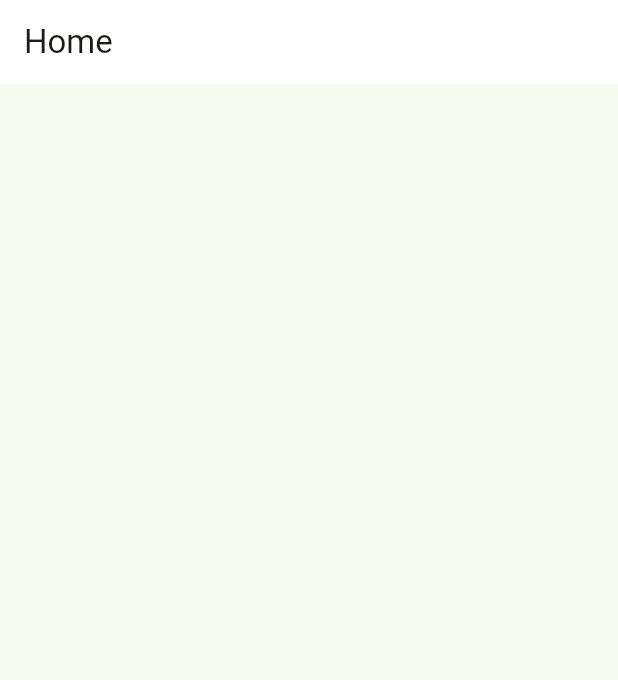
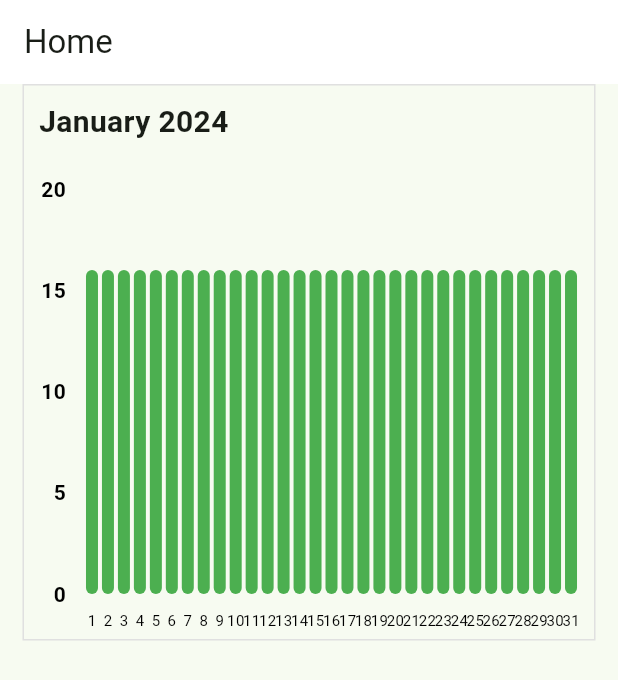
Before and after one commit to anmol-me/meter_goreader, a Flutter app: the screen it shows after launch, on a phone screen of 412 x 824 dp. Shown: the top 680 px of the screen. Run offline on Flutter 3.47's test engine with Material 3 defaults, Android fonts, the light colour scheme and no system bars; drawn by our look-alikes of fl_chart; our stand-ins replace flutter_riverpod, go_router.

Commit message:
Add chart to home screen

```diff
--- a/lib/features/home/screens/home_screen.dart
+++ b/lib/features/home/screens/home_screen.dart
@@ -1,4 +1,7 @@
+import 'dart:math';
+
 import 'package:flutter/material.dart';
+import 'package:fl_chart/fl_chart.dart';
 
 class HomeScreen extends StatelessWidget {
   const HomeScreen({super.key});
@@ -8,7 +11,194 @@ class HomeScreen extends StatelessWidget {
     return Scaffold(
       appBar: AppBar(
         title: const Text('Home'),
+        actions: [],
+      ),
+      body: Column(
+        children: [
+          Center(
+            child: Container(
+              margin: const EdgeInsets.symmetric(horizontal: 15),
+              decoration: BoxDecoration(
+                border: Border.all(color: Colors.grey.shade300),
+              ),
+              child: Column(
+                crossAxisAlignment: CrossAxisAlignment.start,
+                children: [
+                  Container(
+                    margin:
+                        const EdgeInsets.only(left: 10, top: 10, bottom: 10),
+                    child: const Text(
+                      'January 2024',
+                      style:
+                          TextStyle(fontWeight: FontWeight.bold, fontSize: 20),
+                    ),
+                  ),
+                  const SizedBox(height: 20),
+                  Container(
+                    margin: const EdgeInsets.symmetric(horizontal: 10),
+                    width: double.infinity,
+                    height: 300,
+                    child: BarChart(
+                      BarChartData(
+                        barTouchData: barTouchData,
+                        titlesData: titlesData,
+                        borderData: borderData,
+                        barGroups: barGroups,
+                        gridData: const FlGridData(show: false),
+                        alignment: BarChartAlignment.spaceAround,
+                        maxY: 20,
+                      ),
+                    ),
+                  ),
+                ],
+              ),
+            ),
+          ),
+        ],
       ),
     );
   }
 }
+
+BarTouchData get barTouchData => BarTouchData(
+      enabled: false,
+      touchTooltipData: BarTouchTooltipData(
+        tooltipBgColor: Colors.transparent,
+        tooltipPadding: EdgeInsets.zero,
+        tooltipMargin: 8,
+        getTooltipItem: (
+          BarChartGroupData group,
+          int groupIndex,
+          BarChartRodData rod,
+          int rodIndex,
+        ) {
+          return BarTooltipItem(
+            rod.toY.round().toString(),
+            const TextStyle(
+              color: Colors.transparent,
+              fontWeight: FontWeight.bold,
+            ),
+          );
+        },
+      ),
+    );
+
+Widget getXTitles(double val, TitleMeta meta) {
+  final value = val.toInt() + 1;
+
+  const style = TextStyle(
+    color: Colors.black,
+    fontSize: 10,
+  );
+
+  String text;
+
+  // Set the text value directly based on the current value (day index)
+  text = value < 1 ? '' : value.toString();
+
+  return SideTitleWidget(
+    axisSide: meta.axisSide,
+    space: 10,
+    child: Text(text, style: style),
+  );
+}
+
+Widget getYTitles(double val, TitleMeta meta) {
+  final value = val.toInt();
+  const style = TextStyle(
+    color: Colors.black,
+    fontWeight: FontWeight.bold,
+    fontSize: 14,
+  );
+
+  String text;
+
+  switch (value) {
+    case 0:
+      text = '0';
+      break;
+    case 5:
+      text = '5';
+      break;
+    case 10:
+      text = '10';
+      break;
+    case 15:
+      text = '15';
+      break;
+    case 20:
+      text = '20';
+      break;
+    // case 5:
+    //   text = '5';
+    //   break;
+    // case 6:
+    //   text = '6';
+    //   break;
+    default:
+      text = '0';
+      break;
+  }
+
+  return SideTitleWidget(
+    axisSide: meta.axisSide,
+    space: 12,
+    child: Text(text, style: style),
+  );
+}
+
+FlTitlesData get titlesData => const FlTitlesData(
+      show: true,
+      bottomTitles: AxisTitles(
+        sideTitles: SideTitles(
+          showTitles: true,
+          reservedSize: 30,
+          getTitlesWidget: getXTitles,
+        ),
+      ),
+      leftTitles: AxisTitles(
+        sideTitles: SideTitles(
+          showTitles: true,
+          reservedSize: 30,
+          getTitlesWidget: getYTitles,
+          interval: 5,
+        ),
+      ),
+      topTitles: AxisTitles(
+        sideTitles: SideTitles(showTitles: false),
+      ),
+      rightTitles: AxisTitles(
+        sideTitles: SideTitles(showTitles: false),
+      ),
+    );
+
+FlBorderData get borderData => FlBorderData(
+      show: false,
+    );
+
+List<BarChartGroupData> get barGroups {
+  List listOfDays = [];
+
+  const year = 2024;
+  const month = 1; // January
+
+  final desiredDate = DateTime(year, month + 1, 0);
+  final numberOfDays = desiredDate.day;
+
+  for (int i = 0; i < numberOfDays; i++) {
+    listOfDays.add(i);
+  }
+
+  return listOfDays
+      .map((e) => BarChartGroupData(
+            x: e,
+            barRods: [
+              BarChartRodData(
+                toY: Random().nextInt(18).toDouble(),
+                color: Colors.green,
+              )
+            ],
+            showingTooltipIndicators: [0],
+          ))
+      .toList();
+}
--- a/pubspec.yaml
+++ b/pubspec.yaml
@@ -16,6 +16,7 @@ dependencies:
   flutter_riverpod: ^2.4.9
   hooks_riverpod: ^2.4.9
   go_router: ^13.0.0
+  fl_chart: ^0.66.0
 
 dev_dependencies:
   flutter_test:
```
Also changed, not shown: pubspec.lock.
